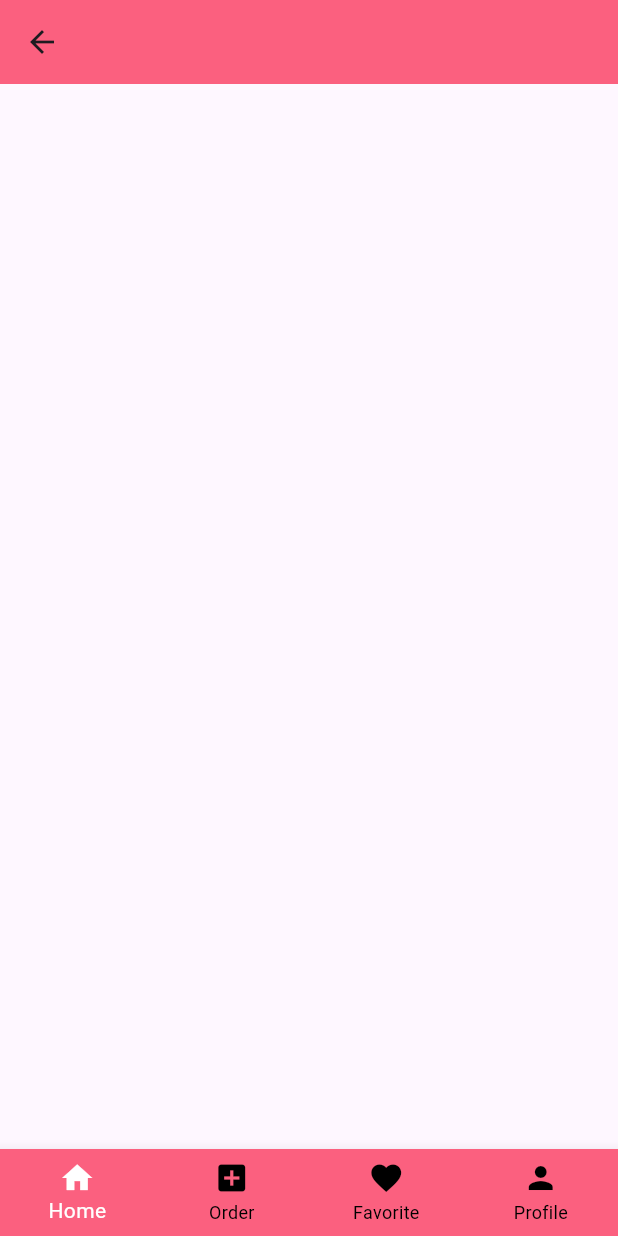
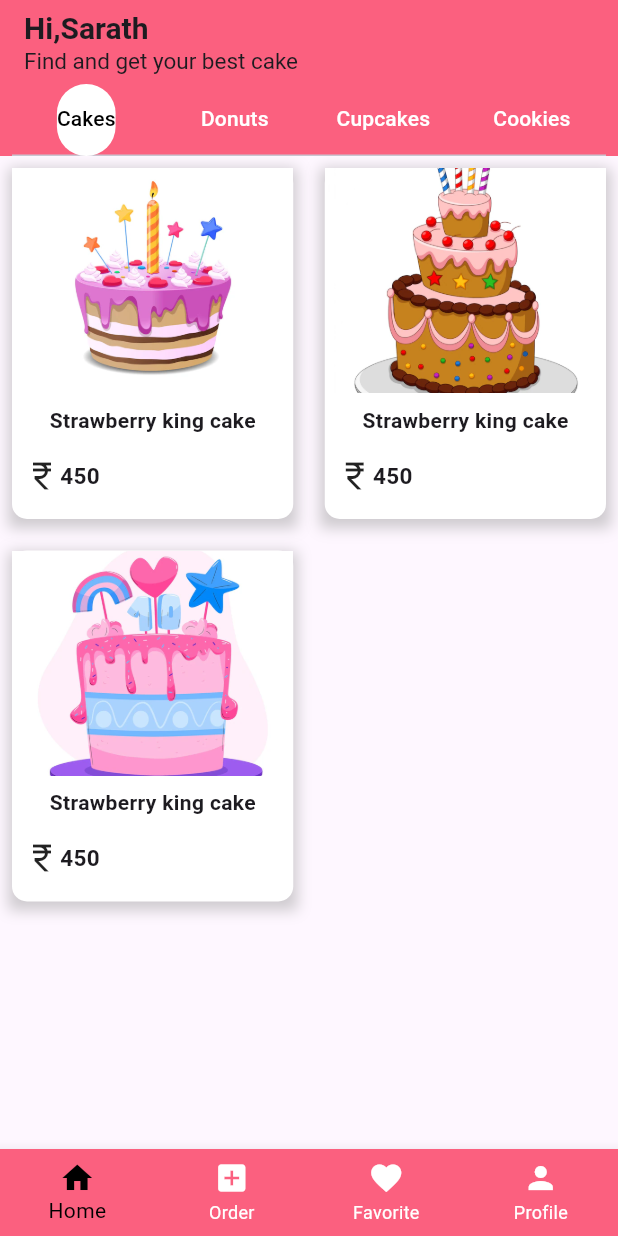
Before and after one commit to Sarathc2004/Cake-ordering-app, a Flutter app: the Bottomnavscreen screen opened directly, on a phone screen of 412 x 824 dp. Run offline on Flutter 3.47's test engine with Material 3 defaults, Android fonts, the phone set to English and light mode, and no system bars; our stand-ins replace smooth_page_indicator.

Commit message:
homescreen updated

```diff
--- /dev/null
+++ b/lib/view/homescreen/homescreen.dart
@@ -0,0 +1,59 @@
+import 'package:final_main_project/utils/colorconstant/colorconstant.dart';
+import 'package:final_main_project/view/homescreen/widgetcard/homescreenwidgetcard.dart';
+import 'package:flutter/material.dart';
+
+class Homescreen extends StatelessWidget {
+  const Homescreen({super.key});
+
+  @override
+  Widget build(BuildContext context) {
+    return DefaultTabController(
+      length: 4,
+      child: Scaffold(
+        appBar: AppBar(
+          backgroundColor: colorconstant.primaryrose,
+          title: Column(
+            mainAxisAlignment: MainAxisAlignment.start,
+            crossAxisAlignment: CrossAxisAlignment.start,
+            children: [
+              Text(
+                "Hi,Sarath",
+                style: TextStyle(fontWeight: FontWeight.bold, fontSize: 20),
+              ),
+              Text(
+                "Find and get your best cake",
+                style: TextStyle(fontSize: 15),
+              )
+            ],
+          ),
+          bottom: TabBar(
+            indicator: ShapeDecoration(
+              color: colorconstant.primarywhite,
+              shape: RoundedRectangleBorder(
+                  borderRadius: BorderRadius.circular(50)),
+            ),
+            tabs: [
+              Tab(
+                text: "Cakes",
+              ),
+              Tab(
+                text: "Donuts",
+              ),
+              Tab(
+                text: "Cupcakes",
+              ),
+              Tab(
+                text: "Cookies",
+              )
+            ],
+            labelColor: colorconstant.primaryblack,
+            unselectedLabelColor: colorconstant.primarywhite,
+            padding: EdgeInsets.symmetric(horizontal: 8),
+          ),
+        ),
+        body: TabBarView(
+            children: [Widgetcard(), Widgetcard(), Widgetcard(), Widgetcard()]),
+      ),
+    );
+  }
+}
--- /dev/null
+++ b/lib/view/homescreen/tapdatailscreen.dart
@@ -0,0 +1,15 @@
+import 'package:final_main_project/utils/colorconstant/colorconstant.dart';
+import 'package:flutter/material.dart';
+
+class Tapdetailscreen extends StatelessWidget {
+  const Tapdetailscreen({super.key});
+
+  @override
+  Widget build(BuildContext context) {
+    return Scaffold(
+      appBar: AppBar(
+        backgroundColor: colorconstant.primaryrose,
+      ),
+    );
+  }
+}
--- /dev/null
+++ b/lib/view/homescreen/widgetcard/homescreenwidgetcard.dart
@@ -0,0 +1,91 @@
+import 'package:final_main_project/database/db.dart';
+import 'package:final_main_project/utils/colorconstant/colorconstant.dart';
+import 'package:final_main_project/view/homescreen/tapdatailscreen.dart';
+
+import 'package:flutter/material.dart';
+
+class Widgetcard extends StatelessWidget {
+  const Widgetcard({super.key});
+
+  @override
+  Widget build(BuildContext context) {
+    return SingleChildScrollView(
+      child: GridView.builder(
+        physics: NeverScrollableScrollPhysics(),
+        shrinkWrap: true,
+        itemCount: 3,
+        gridDelegate: SliverGridDelegateWithFixedCrossAxisCount(
+            crossAxisCount: 2,
+            crossAxisSpacing: 5,
+            mainAxisSpacing: 5,
+            mainAxisExtent: 250),
+        itemBuilder: (context, index) => Padding(
+          padding: const EdgeInsets.all(8.0),
+          child: InkWell(
+            onTap: () {
+              Navigator.push(
+                  context,
+                  MaterialPageRoute(
+                    builder: (context) => Tapdetailscreen(),
+                  ));
+            },
+            child: Container(
+              decoration: BoxDecoration(
+                boxShadow: [
+                  BoxShadow(
+                    color: Colors.grey.withOpacity(0.5),
+                    spreadRadius: 3,
+                    blurRadius: 7,
+                    offset: Offset(0, 3),
+                  ),
+                ],
+              ),
+              child: Container(
+                decoration: BoxDecoration(
+                  borderRadius: BorderRadius.circular(10),
+                  color: colorconstant.primarywhite,
+                ),
+                child: Column(
+                  children: [
+                    Container(
+                      height: 150,
+                      width: 200,
+                      child: Image.asset(
+                        Database.splashlist[index]["image"],
+                        fit: BoxFit.cover,
+                      ),
+                    ),
+                    Padding(
+                      padding: const EdgeInsets.all(8.0),
+                      child: Column(
+                        children: [
+                          Text(
+                            "Strawberry king cake",
+                            style: TextStyle(fontWeight: FontWeight.bold),
+                          ),
+                          SizedBox(
+                            height: 15,
+                          ),
+                          Row(
+                            children: [
+                              Icon(Icons.currency_rupee),
+                              Text(
+                                "450",
+                                style: TextStyle(
+                                    fontSize: 15, fontWeight: FontWeight.bold),
+                              )
+                            ],
+                          )
+                        ],
+                      ),
+                    )
+                  ],
+                ),
+              ),
+            ),
+          ),
+        ),
+      ),
+    );
+  }
+}
--- a/lib/view/navigationscreen/navigationscreen.dart
+++ b/lib/view/navigationscreen/navigationscreen.dart
@@ -1,4 +1,5 @@
 import 'package:final_main_project/utils/colorconstant/colorconstant.dart';
+import 'package:final_main_project/view/homescreen/homescreen.dart';
 import 'package:flutter/material.dart';
 
 class Bottomnavscreen extends StatefulWidget {
@@ -9,17 +10,17 @@ class Bottomnavscreen extends StatefulWidget {
 }
 
 class _BottomnavscreenState extends State<Bottomnavscreen> {
+  List<Widget> widgetlist = [Homescreen()];
   @override
   Widget build(BuildContext context) {
     int selectedindex = 0;
     return SafeArea(
       child: Scaffold(
-        appBar: AppBar(backgroundColor: colorconstant.primaryrose),
         bottomNavigationBar: BottomNavigationBar(
             type: BottomNavigationBarType.fixed,
             backgroundColor: colorconstant.primaryrose,
-            selectedItemColor: colorconstant.primarywhite,
-            unselectedItemColor: colorconstant.primaryblack,
+            selectedItemColor: colorconstant.primaryblack,
+            unselectedItemColor: colorconstant.primarywhite,
             items: [
               BottomNavigationBarItem(
                   icon: Icon(Icons.home),
@@ -44,6 +45,7 @@ class _BottomnavscreenState extends State<Bottomnavscreen> {
                 selectedindex = value;
               });
             }),
+        body: widgetlist[selectedindex],
       ),
     );
   }
--- a/lib/view/signupscreen/loginscreen.dart
+++ b/lib/view/signupscreen/loginscreen.dart
@@ -141,11 +141,12 @@ class Loginscreen extends StatelessWidget {
                                       colorconstant.primaryrose),
                                 ),
                                 onPressed: () {
-                                  Navigator.push(
+                                  Navigator.pushAndRemoveUntil(
                                       context,
                                       MaterialPageRoute(
                                         builder: (context) => Bottomnavscreen(),
-                                      ));
+                                      ),
+                                      (route) => false);
                                 },
                                 child: Text('Sign in'),
                               ),
--- a/lib/view/splashscreen/logoscreen.dart
+++ b/lib/view/splashscreen/logoscreen.dart
@@ -9,6 +9,7 @@ class Logoscreen extends StatelessWidget {
   @override
   Widget build(BuildContext context) {
     return Scaffold(
+      backgroundColor: colorconstant.primarywhite,
       body: Column(
         mainAxisAlignment: MainAxisAlignment.center,
         children: [
```
